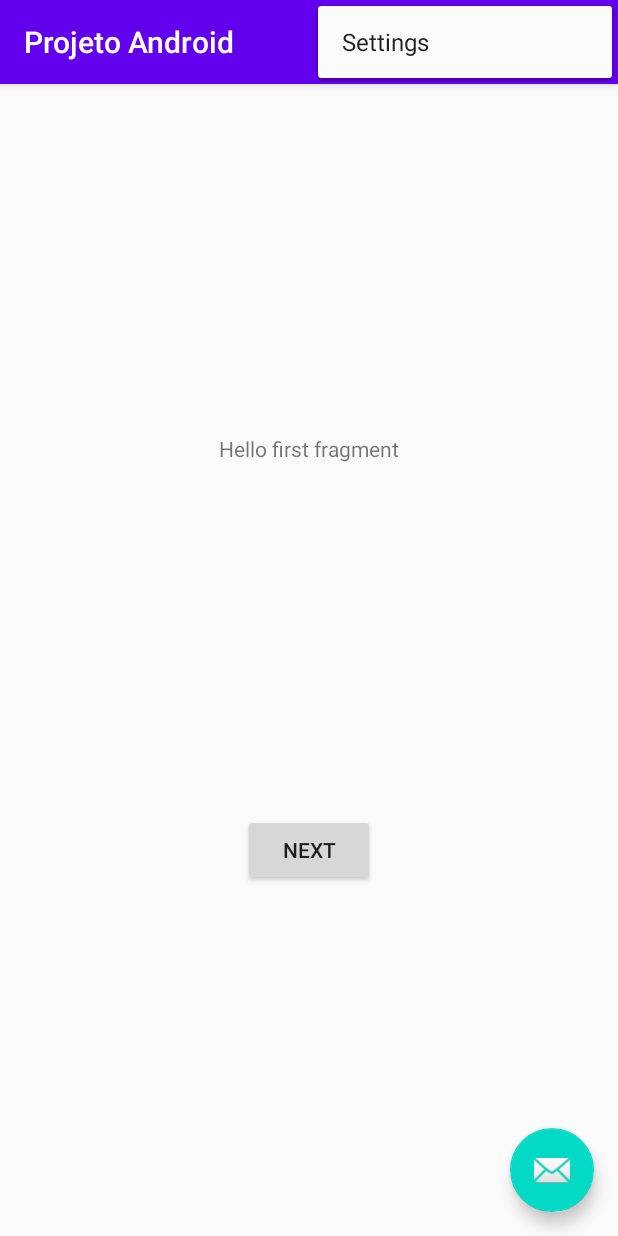
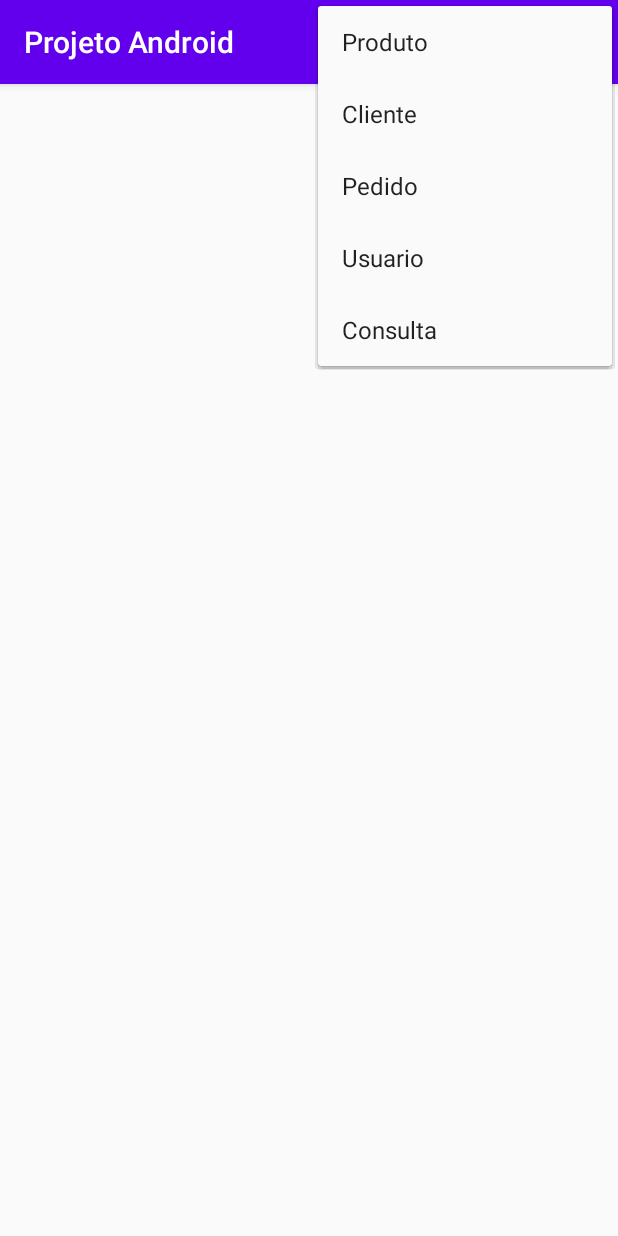
Before and after one commit to BCSERAFIM/ProjetoFinalAndroid, an Android app: the screen it shows after launch (MainActivity), with the options menu open, on a phone screen of 412 x 824 dp. Run offline under Robolectric (Android 15) with nearby library versions, the phone set to English and light mode, and no system bars.

Commit message:
Inclusao menu, somente do produto funcionando parcialmente

```diff
--- a/app/build.gradle
+++ b/app/build.gradle
@@ -12,6 +12,7 @@ android {
         versionName "1.0"
 
         testInstrumentationRunner "androidx.test.runner.AndroidJUnitRunner"
+        android.defaultConfig.vectorDrawables.useSupportLibrary = true
     }
 
     buildTypes {
--- a/app/src/main/AndroidManifest.xml
+++ b/app/src/main/AndroidManifest.xml
@@ -9,6 +9,8 @@
         android:roundIcon="@mipmap/ic_launcher_round"
         android:supportsRtl="true"
         android:theme="@style/AppTheme">
+        <activity android:name=".activity.CadastroProduto"></activity>
+        <activity android:name=".activity.Produto" />
         <activity
             android:name=".activity.MainActivity"
             android:label="@string/app_name"
--- a/app/src/main/java/com/bcserafim/projetoandroid/activity/FirstFragment.java
+++ /dev/null
@@ -1,36 +0,0 @@
-package com.bcserafim.projetoandroid.activity;
-
-import android.os.Bundle;
-import android.view.LayoutInflater;
-import android.view.View;
-import android.view.ViewGroup;
-
-import androidx.annotation.NonNull;
-import androidx.fragment.app.Fragment;
-import androidx.navigation.fragment.NavHostFragment;
-
-import com.bcserafim.projetoandroid.R;
-
-public class FirstFragment extends Fragment {
-
-    @Override
-    public View onCreateView(
-            LayoutInflater inflater, ViewGroup container,
-            Bundle savedInstanceState
-    ) {
-        // Inflate the layout for this fragment
-        return inflater.inflate(R.layout.fragment_first, container, false);
-    }
-
-    public void onViewCreated(@NonNull View view, Bundle savedInstanceState) {
-        super.onViewCreated(view, savedInstanceState);
-
-        view.findViewById(R.id.button_first).setOnClickListener(new View.OnClickListener() {
-            @Override
-            public void onClick(View view) {
-                NavHostFragment.findNavController(FirstFragment.this)
-                        .navigate(R.id.action_FirstFragment_to_SecondFragment);
-            }
-        });
-    }
-}
--- a/app/src/main/res/layout/activity_main.xml
+++ b/app/src/main/res/layout/activity_main.xml
@@ -22,12 +22,4 @@
 
     <include layout="@layout/content_main" />
 
-    <com.google.android.material.floatingactionbutton.FloatingActionButton
-        android:id="@+id/fab"
-        android:layout_width="wrap_content"
-        android:layout_height="wrap_content"
-        android:layout_gravity="bottom|end"
-        android:layout_margin="@dimen/fab_margin"
-        app:srcCompat="@android:drawable/ic_dialog_email" />
-
 </androidx.coordinatorlayout.widget.CoordinatorLayout>
--- a/app/src/main/res/layout/content_main.xml
+++ b/app/src/main/res/layout/content_main.xml
@@ -3,17 +3,4 @@
     xmlns:app="http://schemas.android.com/apk/res-auto"
     android:layout_width="match_parent"
     android:layout_height="match_parent"
-    app:layout_behavior="@string/appbar_scrolling_view_behavior">
-
-    <fragment
-        android:id="@+id/nav_host_fragment"
-        android:name="androidx.navigation.fragment.NavHostFragment"
-        android:layout_width="0dp"
-        android:layout_height="0dp"
-        app:defaultNavHost="true"
-        app:layout_constraintBottom_toBottomOf="parent"
-        app:layout_constraintLeft_toLeftOf="parent"
-        app:layout_constraintRight_toRightOf="parent"
-        app:layout_constraintTop_toTopOf="parent"
-        app:navGraph="@navigation/nav_graph" />
-</androidx.constraintlayout.widget.ConstraintLayout>
+    app:layout_behavior="@string/appbar_scrolling_view_behavior"/>
--- a/app/src/main/res/layout/fragment_first.xml
+++ /dev/null
@@ -1,28 +0,0 @@
-<?xml version="1.0" encoding="utf-8"?>
-<androidx.constraintlayout.widget.ConstraintLayout xmlns:android="http://schemas.android.com/apk/res/android"
-    xmlns:app="http://schemas.android.com/apk/res-auto"
-    xmlns:tools="http://schemas.android.com/tools"
-    android:layout_width="match_parent"
-    android:layout_height="match_parent"
-    tools:context=".activity.FirstFragment">
-
-    <TextView
-        android:id="@+id/textview_first"
-        android:layout_width="wrap_content"
-        android:layout_height="wrap_content"
-        android:text="@string/hello_first_fragment"
-        app:layout_constraintBottom_toTopOf="@id/button_first"
-        app:layout_constraintEnd_toEndOf="parent"
-        app:layout_constraintStart_toStartOf="parent"
-        app:layout_constraintTop_toTopOf="parent" />
-
-    <Button
-        android:id="@+id/button_first"
-        android:layout_width="wrap_content"
-        android:layout_height="wrap_content"
-        android:text="@string/next"
-        app:layout_constraintBottom_toBottomOf="parent"
-        app:layout_constraintEnd_toEndOf="parent"
-        app:layout_constraintStart_toStartOf="parent"
-        app:layout_constraintTop_toBottomOf="@id/textview_first" />
-</androidx.constraintlayout.widget.ConstraintLayout>
--- a/app/src/main/res/menu/menu_main.xml
+++ b/app/src/main/res/menu/menu_main.xml
@@ -3,8 +3,28 @@
     xmlns:tools="http://schemas.android.com/tools"
     tools:context="com.bcserafim.projetoandroid.activity.MainActivity">
     <item
-        android:id="@+id/action_settings"
+        android:id="@+id/action_produto"
         android:orderInCategory="100"
-        android:title="@string/action_settings"
+        android:title="Produto"
+        app:showAsAction="never" />
+    <item
+        android:id="@+id/action_cliente"
+        android:orderInCategory="100"
+        android:title="Cliente"
+        app:showAsAction="never" />
+    <item
+        android:id="@+id/action_pedido"
+        android:orderInCategory="100"
+        android:title="Pedido"
+        app:showAsAction="never" />
+    <item
+        android:id="@+id/action_usuario"
+        android:orderInCategory="100"
+        android:title="Usuario"
+        app:showAsAction="never" />
+    <item
+        android:id="@+id/action_consulta"
+        android:orderInCategory="100"
+        android:title="Consulta"
         app:showAsAction="never" />
 </menu>
--- a/app/src/main/res/navigation/nav_graph.xml
+++ /dev/null
@@ -1,28 +0,0 @@
-<?xml version="1.0" encoding="utf-8"?>
-<navigation xmlns:android="http://schemas.android.com/apk/res/android"
-    xmlns:app="http://schemas.android.com/apk/res-auto"
-    xmlns:tools="http://schemas.android.com/tools"
-    android:id="@+id/nav_graph"
-    app:startDestination="@id/FirstFragment">
-
-    <fragment
-        android:id="@+id/FirstFragment"
-        android:name="com.bcserafim.projetoandroid.activity.FirstFragment"
-        android:label="@string/first_fragment_label"
-        tools:layout="@layout/fragment_first">
-
-        <action
-            android:id="@+id/action_FirstFragment_to_SecondFragment"
-            app:destination="@id/SecondFragment" />
-    </fragment>
-    <fragment
-        android:id="@+id/SecondFragment"
-        android:name="com.bcserafim.projetoandroid.activity.SecondFragment"
-        android:label="@string/second_fragment_label"
-        tools:layout="@layout/fragment_second">
-
-        <action
-            android:id="@+id/action_SecondFragment_to_FirstFragment"
-            app:destination="@id/FirstFragment" />
-    </fragment>
-</navigation>
```
Also changed, not shown: app/src/main/java/com/bcserafim/projetoandroid/activity/CadastroProduto.java (added, +16 -0 lines), app/src/main/java/com/bcserafim/projetoandroid/activity/MainActivity.java (+17 -18 lines), app/src/main/java/com/bcserafim/projetoandroid/activity/SecondFragment.java (deleted, +0 -36 lines), app/src/main/res/layout/activity_cadastro_produto.xml (added, +48 -0 lines), app/src/main/res/layout/fragment_second.xml (deleted, +0 -27 lines).
